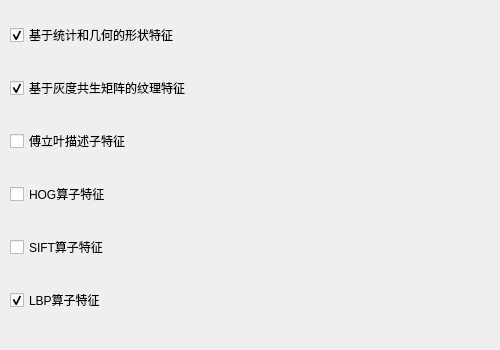
Before: the Qt Designer form Qt_Ui/featureReadWid.ui in Jyunmau/Diatom-classification, drawn with Qt 5.
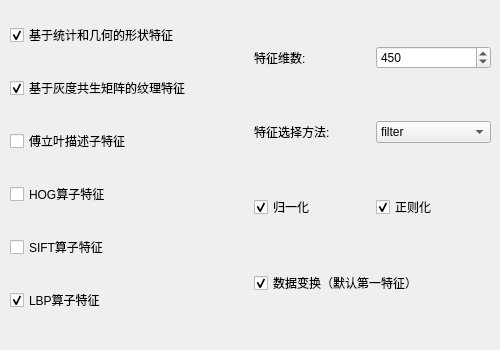
After: the same form once the commit is applied.

Commit message: feat：特征选择UI

The edit to the form file:
```diff
--- a/Qt_Ui/featureReadWid.ui
+++ b/Qt_Ui/featureReadWid.ui
@@ -114,16 +114,96 @@
                 <item>
                     <layout class="QVBoxLayout" name="verticalLayout_3">
                         <item>
-                            <layout class="QVBoxLayout" name="verticalLayout_5"/>
+                            <layout class="QHBoxLayout" name="horizontalLayout_7">
+                                <item>
+                                    <widget class="QLabel" name="label">
+                                        <property name="text">
+                                            <string>特征维数:</string>
+                                        </property>
+                                    </widget>
+                                </item>
+                                <item>
+                                    <widget class="QSpinBox" name="featureNumSpinBox">
+                                        <property name="minimum">
+                                            <number>-2</number>
+                                        </property>
+                                        <property name="maximum">
+                                            <number>600</number>
+                                        </property>
+                                        <property name="value">
+                                            <number>450</number>
+                                        </property>
+                                    </widget>
+                                </item>
+                            </layout>
                         </item>
                         <item>
-                            <layout class="QVBoxLayout" name="verticalLayout_4"/>
+                            <layout class="QHBoxLayout" name="horizontalLayout_11">
+                                <item>
+                                    <widget class="QLabel" name="label_2">
+                                        <property name="text">
+                                            <string>特征选择方法:</string>
+                                        </property>
+                                    </widget>
+                                </item>
+                                <item>
+                                    <widget class="QComboBox" name="featureSelectionComboBox">
+                                        <item>
+                                            <property name="text">
+                                                <string>filter</string>
+                                            </property>
+                                        </item>
+                                        <item>
+                                            <property name="text">
+                                                <string>wrapper</string>
+                                            </property>
+                                        </item>
+                                        <item>
+                                            <property name="text">
+                                                <string>embedded</string>
+                                            </property>
+                                        </item>
+                                    </widget>
+                                </item>
+                            </layout>
                         </item>
                         <item>
-                            <layout class="QHBoxLayout" name="horizontalLayout_10"/>
+                            <layout class="QHBoxLayout" name="horizontalLayout_10">
+                                <item>
+                                    <widget class="QCheckBox" name="NormalizeCheckBox">
+                                        <property name="text">
+                                            <string>归一化</string>
+                                        </property>
+                                        <property name="checked">
+                                            <bool>true</bool>
+                                        </property>
+                                    </widget>
+                                </item>
+                                <item>
+                                    <widget class="QCheckBox" name="regularizaCheckBox">
+                                        <property name="text">
+                                            <string>正则化</string>
+                                        </property>
+                                        <property name="checked">
+                                            <bool>true</bool>
+                                        </property>
+                                    </widget>
+                                </item>
+                            </layout>
                         </item>
                         <item>
-                            <layout class="QHBoxLayout" name="horizontalLayout_11"/>
+                            <layout class="QHBoxLayout" name="horizontalLayout_8">
+                                <item>
+                                    <widget class="QCheckBox" name="checkBox_3">
+                                        <property name="text">
+                                            <string>数据变换（默认第一特征）</string>
+                                        </property>
+                                        <property name="checked">
+                                            <bool>true</bool>
+                                        </property>
+                                    </widget>
+                                </item>
+                            </layout>
                         </item>
                     </layout>
                 </item>
```
The commit also changes 1 other file.
